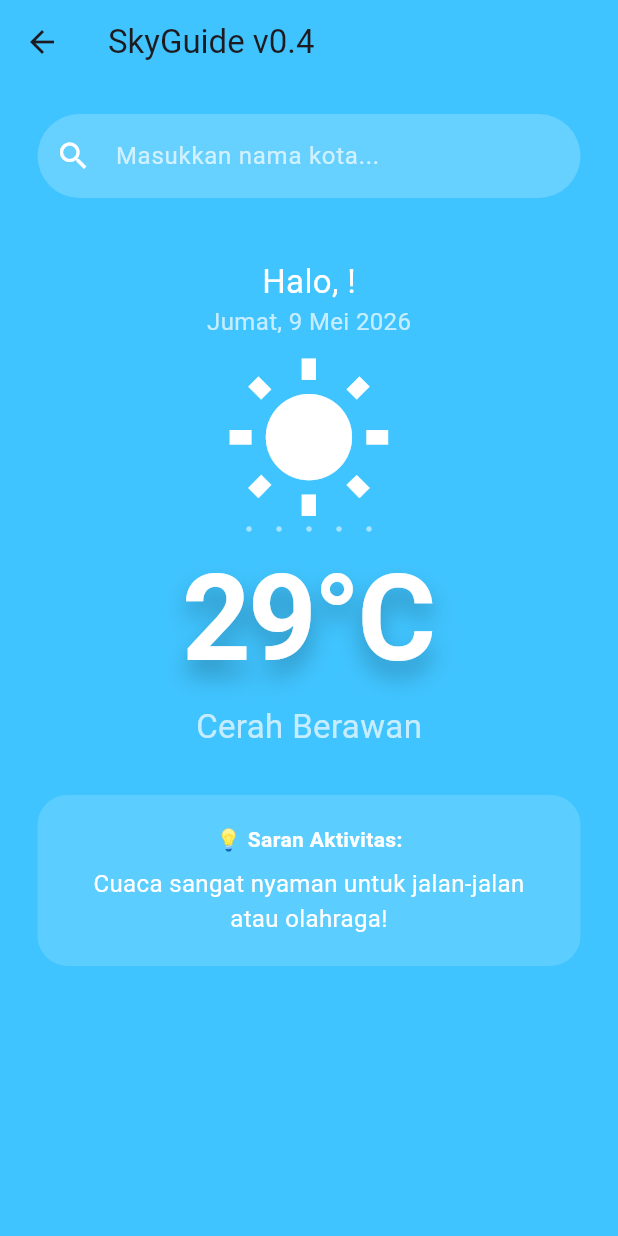
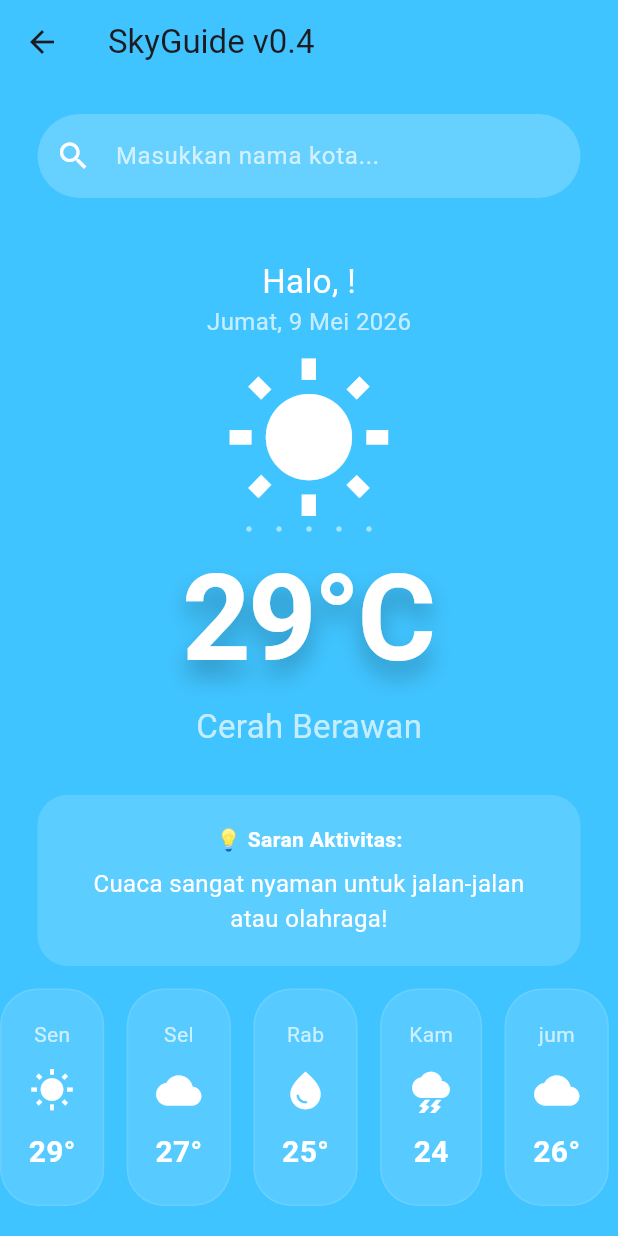
Before and after one commit to firoh222/UAS-aplikasi-skyguide, a Flutter app: the DashboardFinalPage screen opened directly with empty values, on a phone screen of 412 x 824 dp. Run offline on Flutter 3.47's test engine with Material 3 defaults, Android fonts, the phone set to English and light mode, and no system bars; network calls fail.

Commit message:
Fix background color issues and restore 7-day forecast feature

```diff
--- a/lib/main.dart
+++ b/lib/main.dart
@@ -270,7 +270,7 @@ class _DashboardFinalPageState extends State<DashboardFinalPage>
     int jam = DateTime.now().hour;
     if (jam >= 5 && jam < 15) return Colors.lightBlueAccent;
     if (jam >= 15 && jam < 18) return Colors.orangeAccent;
-    return const Color(0xFF1A23E);
+    return const Color(0xFF1A237E);
   }
 
   @override
@@ -446,8 +446,55 @@ class _DashboardFinalPageState extends State<DashboardFinalPage>
                 ],
               ),
             ),
-          ],
-        ),
+            const SizedBox(height: 15),
+            SingleChildScrollView(
+              scrollDirection: Axis.horizontal,
+              physics: const BouncingScrollPhysics(),
+              child: Row(
+                children: [
+                  _itemRamalan("Sen", Icons.wb_sunny, "29°"),
+                  _itemRamalan("Sel", Icons.cloud, "27°"),
+                  _itemRamalan("Rab", Icons.water_drop, "25°"),
+                  _itemRamalan("Kam", Icons.thunderstorm, "24"),
+                  _itemRamalan("jum", Icons.wb_cloudy, "26°"),
+                  _itemRamalan("Sab", Icons.cloud_queue, "28°"),
+                  _itemRamalan("Min", Icons.wb_sunny, "30°"),
+                ],
+              ),
+            ), // Baris 464: Penutup SingleChildScrollView (Ramalan)
+          ], // Baris 465: Penutup Column Utama
+        ), // Baris 466: Penutup SingleChildScrollView (Layar Utama)
+      ), // Baris 467: Penutup Container (BACKGROUND WARNA BALIK!)
+    ); // Baris 468: Penutup Scaffold
+  } // Baris 469: Penutup fungsi build
+
+  Widget _itemRamalan(String hari, IconData ikon, String suhu) {
+    return Container(
+      margin: const EdgeInsets.only(right: 15),
+      padding: const EdgeInsets.symmetric(vertical: 20, horizontal: 18),
+      decoration: BoxDecoration(
+        color: Colors.white.withOpacity(0.12),
+        borderRadius: BorderRadius.circular(25),
+        border: Border.all(color: Colors.white.withOpacity(0.1)),
+      ),
+      child: Column(
+        children: [
+          Text(
+            hari,
+            style: const TextStyle(color: Colors.white70, fontSize: 14),
+          ),
+          const SizedBox(height: 12),
+          Icon(ikon, color: Colors.white, size: 30),
+          const SizedBox(height: 12),
+          Text(
+            suhu,
+            style: const TextStyle(
+              color: Colors.white,
+              fontSize: 20,
+              fontWeight: FontWeight.bold,
+            ),
+          ),
+        ],
       ),
     );
   }
```
